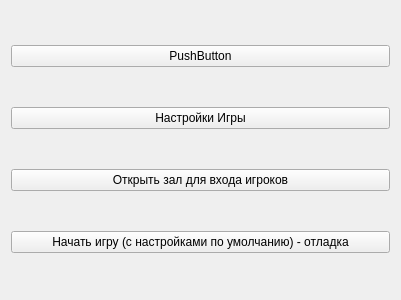
The window that Nayda/start_new_room.ui (Mar94oK/Nayda) describes before a commit, drawn with Qt 5.
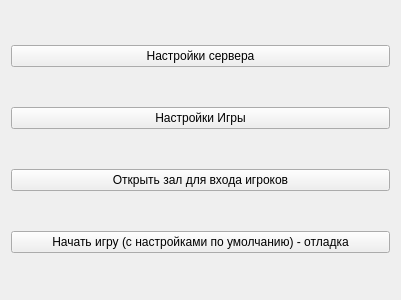
The same window after the commit.

Commit message: From refactoring - add btn_ServerSettings

The edit to the form file:
```diff
--- a/Nayda/start_new_room.ui
+++ b/Nayda/start_new_room.ui
@@ -38,7 +38,7 @@
    <item row="0" column="0">
     <widget class="QPushButton" name="pushButton_2">
      <property name="text">
-      <string>PushButton</string>
+      <string>Настройки сервера</string>
      </property>
     </widget>
    </item>
```
Left out of the diff: 4 changed lines with no effect on the pictures.
